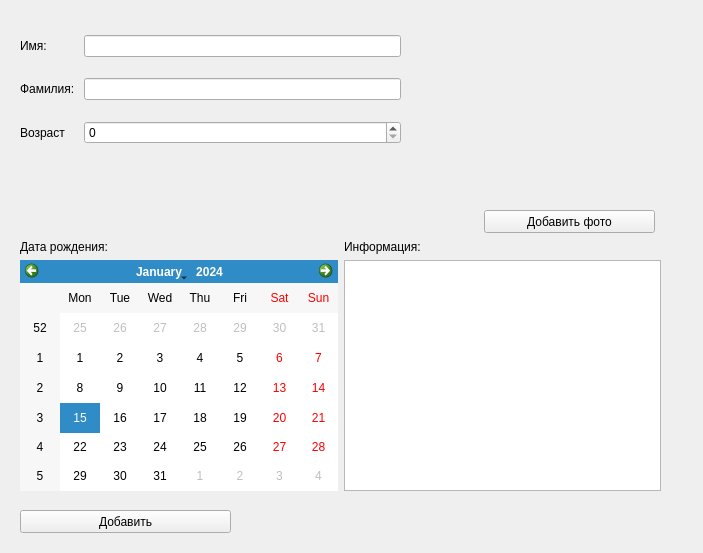
This is person_info_window.ui in vikt-l/FaceRecognitionProject as Qt 5 draws it before an edit. The edited form follows.
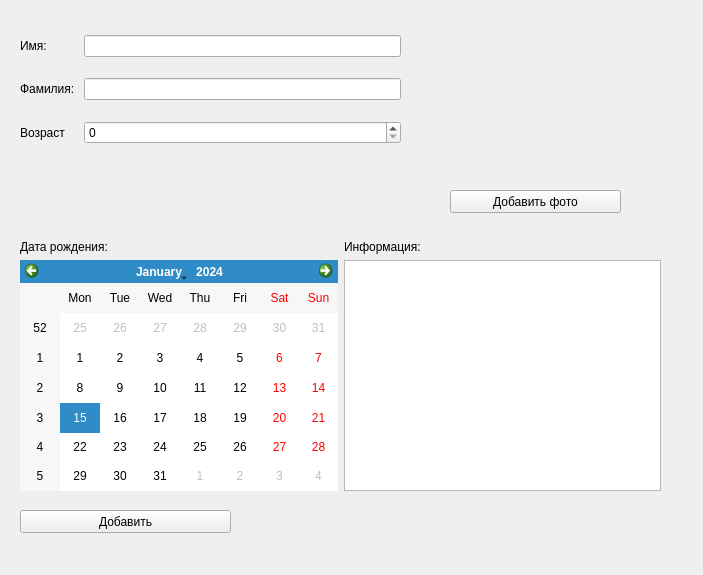
This is the edited form.

```diff
--- a/person_info_window.ui
+++ b/person_info_window.ui
@@ -7,7 +7,7 @@
     <x>0</x>
     <y>0</y>
     <width>703</width>
-    <height>553</height>
+    <height>575</height>
    </rect>
   </property>
   <property name="windowTitle">
@@ -90,21 +90,21 @@
   <widget class="QLabel" name="lbl_photo">
    <property name="geometry">
     <rect>
-     <x>440</x>
+     <x>460</x>
      <y>20</y>
-     <width>221</width>
-     <height>171</height>
+     <width>191</width>
+     <height>131</height>
     </rect>
    </property>
    <property name="text">
-    <string> </string>
+    <string/>
    </property>
   </widget>
   <widget class="QPushButton" name="btn_addPhoto">
    <property name="geometry">
     <rect>
-     <x>484</x>
-     <y>210</y>
+     <x>450</x>
+     <y>190</y>
      <width>171</width>
      <height>23</height>
     </rect>
```
